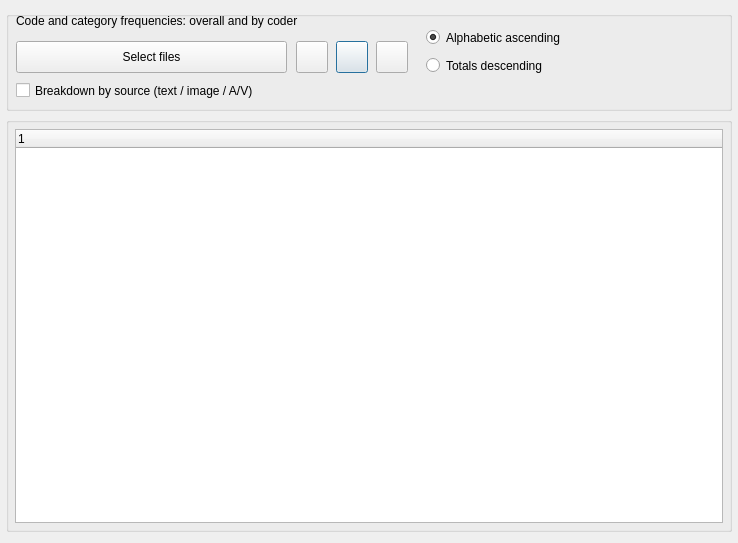
Qt form src/GUI_UIs/ui_dialog_report_code_frequencies.ui (ccbogel/QualCoder) before a commit.
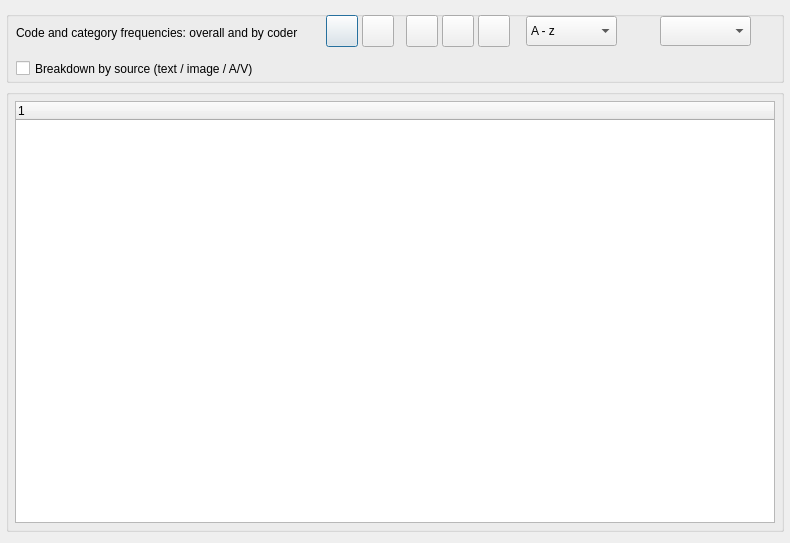
The same form after that commit.

Patch:
```diff
--- a/src/GUI_UIs/ui_dialog_report_code_frequencies.ui
+++ b/src/GUI_UIs/ui_dialog_report_code_frequencies.ui
@@ -9,7 +9,7 @@
    <rect>
     <x>0</x>
     <y>0</y>
-    <width>738</width>
+    <width>790</width>
     <height>543</height>
    </rect>
   </property>
@@ -28,13 +28,13 @@
      <property name="minimumSize">
       <size>
        <width>0</width>
-       <height>100</height>
+       <height>72</height>
       </size>
      </property>
      <property name="maximumSize">
       <size>
        <width>16777215</width>
-       <height>100</height>
+       <height>72</height>
       </size>
      </property>
      <property name="title">
@@ -44,21 +44,21 @@
       <property name="geometry">
        <rect>
         <x>10</x>
-        <y>-1</y>
-        <width>481</width>
-        <height>22</height>
+        <y>2</y>
+        <width>300</width>
+        <height>40</height>
        </rect>
       </property>
       <property name="minimumSize">
        <size>
         <width>0</width>
-        <height>22</height>
+        <height>40</height>
        </size>
       </property>
       <property name="maximumSize">
        <size>
         <width>16777213</width>
-        <height>22</height>
+        <height>40</height>
        </size>
       </property>
       <property name="text">
@@ -71,8 +71,8 @@
      <widget class="QPushButton" name="pushButton_exporttext">
       <property name="geometry">
        <rect>
-        <x>330</x>
-        <y>30</y>
+        <x>320</x>
+        <y>4</y>
         <width>32</width>
         <height>32</height>
        </rect>
@@ -99,8 +99,8 @@
      <widget class="QPushButton" name="pushButton_export_excel">
       <property name="geometry">
        <rect>
-        <x>370</x>
-        <y>30</y>
+        <x>356</x>
+        <y>4</y>
         <width>32</width>
         <height>32</height>
        </rect>
@@ -127,53 +127,64 @@
      <widget class="QPushButton" name="pushButton_select_files">
       <property name="geometry">
        <rect>
-        <x>10</x>
-        <y>30</y>
-        <width>271</width>
+        <x>400</x>
+        <y>4</y>
+        <width>32</width>
         <height>32</height>
        </rect>
       </property>
+      <property name="minimumSize">
+       <size>
+        <width>32</width>
+        <height>32</height>
+       </size>
+      </property>
+      <property name="maximumSize">
+       <size>
+        <width>32</width>
+        <height>32</height>
+       </size>
+      </property>
       <property name="toolTip">
        <string>Select files</string>
       </property>
       <property name="text">
-       <string>Select files</string>
+       <string/>
       </property>
      </widget>
-     <widget class="QRadioButton" name="radioButton">
+     <widget class="QPushButton" name="pushButton_select_cases">
       <property name="geometry">
        <rect>
-        <x>420</x>
-        <y>15</y>
-        <width>251</width>
-        <height>23</height>
+        <x>436</x>
+        <y>4</y>
+        <width>32</width>
+        <height>32</height>
        </rect>
       </property>
-      <property name="text">
-       <string>Alphabetic ascending</string>
+      <property name="minimumSize">
+       <size>
+        <width>32</width>
+        <height>32</height>
+       </size>
       </property>
-      <property name="checked">
-       <bool>true</bool>
+      <property name="maximumSize">
+       <size>
+        <width>32</width>
+        <height>32</height>
+       </size>
       </property>
-     </widget>
-     <widget class="QRadioButton" name="radioButton_2">
-      <property name="geometry">
-       <rect>
-        <x>420</x>
-        <y>43</y>
-        <width>251</width>
-        <height>23</height>
-       </rect>
+      <property name="toolTip">
+       <string>Select cases</string>
       </property>
       <property name="text">
-       <string>Totals descending</string>
+       <string/>
       </property>
      </widget>
      <widget class="QPushButton" name="pushButton_file_attributes">
       <property name="geometry">
        <rect>
-        <x>290</x>
-        <y>30</y>
+        <x>472</x>
+        <y>4</y>
         <width>32</width>
         <height>32</height>
        </rect>
@@ -197,11 +208,88 @@
        <string/>
       </property>
      </widget>
+     <widget class="QComboBox" name="comboBox_sort">
+      <property name="geometry">
+       <rect>
+        <x>520</x>
+        <y>5</y>
+        <width>91</width>
+        <height>30</height>
+       </rect>
+      </property>
+      <property name="toolTip">
+       <string>Sort order</string>
+      </property>
+      <item>
+       <property name="text">
+        <string>A - z</string>
+       </property>
+      </item>
+      <item>
+       <property name="text">
+        <string>Z - a</string>
+       </property>
+      </item>
+      <item>
+       <property name="text">
+        <string>10 - 1</string>
+       </property>
+      </item>
+      <item>
+       <property name="text">
+        <string>1 - 10</string>
+       </property>
+      </item>
+     </widget>
+     <widget class="QLabel" name="label_exports">
+      <property name="geometry">
+       <rect>
+        <x>626</x>
+        <y>8</y>
+        <width>24</width>
+        <height>24</height>
+       </rect>
+      </property>
+      <property name="toolTip">
+       <string>Export</string>
+      </property>
+      <property name="text">
+       <string/>
+      </property>
+     </widget>
+     <widget class="QComboBox" name="comboBox_export">
+      <property name="geometry">
+       <rect>
+        <x>654</x>
+        <y>5</y>
+        <width>91</width>
+        <height>30</height>
+       </rect>
+      </property>
+      <property name="toolTip">
+       <string>Export</string>
+      </property>
+      <item>
+       <property name="text">
+        <string/>
+       </property>
+      </item>
+      <item>
+       <property name="text">
+        <string>txt</string>
+       </property>
+      </item>
+      <item>
+       <property name="text">
+        <string>xlsx</string>
+       </property>
+      </item>
+     </widget>
      <widget class="QCheckBox" name="checkBox_source_breakdown">
       <property name="geometry">
        <rect>
         <x>10</x>
-        <y>68</y>
+        <y>46</y>
         <width>441</width>
         <height>23</height>
        </rect>
```
Left out of the diff: 21 changed lines with no effect on the pictures.
